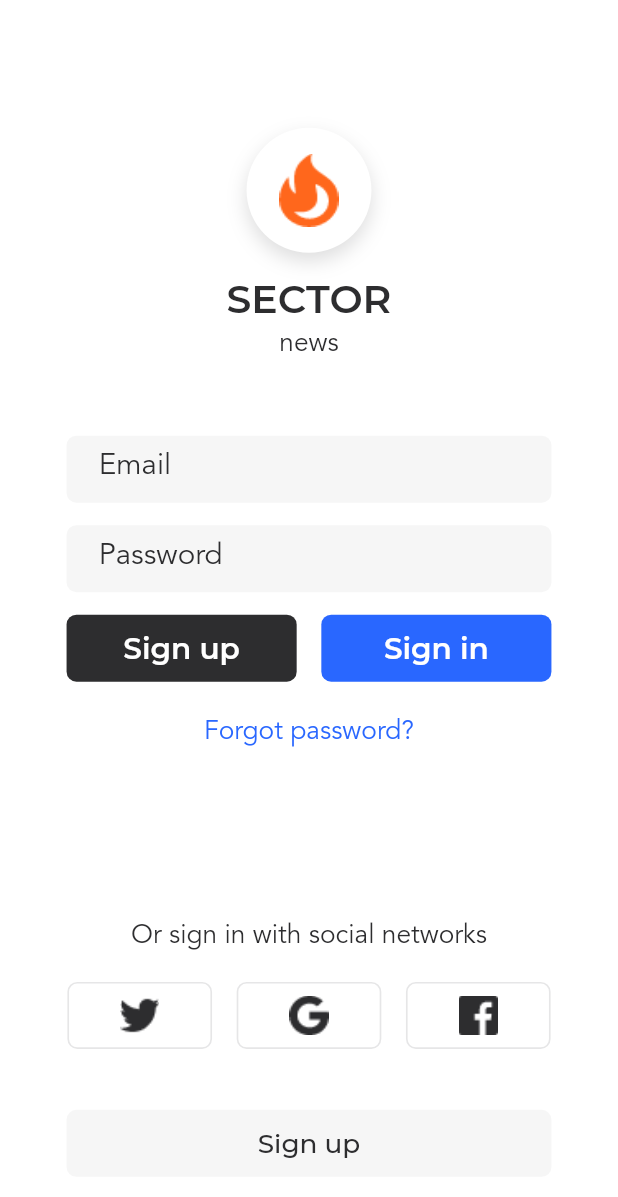
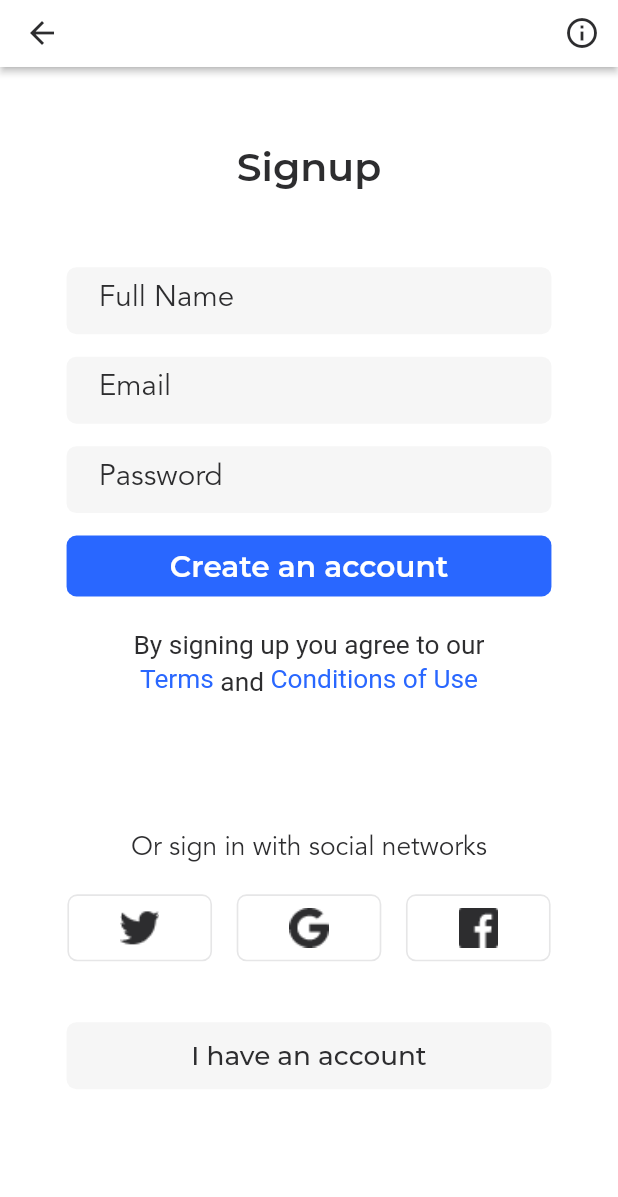
Before and after one commit to liuyousama/flutter_news, a Flutter app: the LYSignInPage screen opened by its route, after a tap on "Sign up", on a phone screen of 412 x 824 dp. Shown: the top 1197 px of the screen. Run offline on Flutter 3.47's test engine with Material 2 defaults, Android fonts, the phone set to English and light mode, and no system bars; our stand-ins replace dio, fluttertoast, shared_preferences; accounts and stored records are empty; Roboto replaces fonts that are missing (Aveni).

Commit message:
【feat】：注册页以及登录页数据校验逻辑

```diff
--- a/lib/core/route/route.dart
+++ b/lib/core/route/route.dart
@@ -1,6 +1,7 @@
 import 'package:flutter/cupertino.dart';
 import 'package:flutter/material.dart';
 import 'package:flutter_news/ui/pages/sign_in/sign_in.dart';
+import 'package:flutter_news/ui/pages/sign_up/sign_up.dart';
 import 'package:flutter_news/ui/pages/welcome/welcome.dart';
 
 class LYRoute {
@@ -8,7 +9,8 @@ class LYRoute {
 
   static final routes = {
     LYWelcomePage.routeName: (context) => LYWelcomePage(),
-    LYSignInPage.routeName: (context) => LYSignInPage()
+    LYSignInPage.routeName: (context) => LYSignInPage(),
+    LYSignUpPage.routeName: (context) => LYSignUpPage()
   };
 
   // ignore: top_level_function_literal_block
--- /dev/null
+++ b/lib/core/utils/validator.dart
@@ -0,0 +1,6 @@
+bool isEmail(String input) {
+  if (input == null || input.isEmpty) return false;
+  // 邮箱正则
+  String regexEmail = "^\\w+([-+.]\\w+)*@\\w+([-.]\\w+)*\\.\\w+([-.]\\w+)*\$";
+  return RegExp(regexEmail).hasMatch(input);
+}
--- a/lib/ui/pages/sign_in/sign_in.dart
+++ b/lib/ui/pages/sign_in/sign_in.dart
@@ -1,6 +1,9 @@
 import 'package:flutter/material.dart';
 import 'package:flutter_news/core/color/color.dart';
 import 'package:flutter_news/core/extensions/extension.dart';
+import 'package:flutter_news/core/utils/validator.dart';
+import 'package:flutter_news/ui/widgets/sign_in_social.dart';
+import 'package:flutter_news/ui/widgets/toast.dart';
 
 class LYSignInPage extends StatefulWidget {
   static const routeName = "/signin";
@@ -13,6 +16,8 @@ class _LYSignInPageState extends State<LYSignInPage> {
   final emailController = TextEditingController();
   final pwdController = TextEditingController();
 
+  var signDisabled = false;
+  var pwdSecure = true;
   @override
   Widget build(BuildContext context) {
     // GestureDetector: 点击界面空白处回收键盘
@@ -22,17 +27,18 @@ class _LYSignInPageState extends State<LYSignInPage> {
         backgroundColor: LYAppColor(context).primaryBackground,
         // SingleChildScrollView: 键盘弹出时，界面可滚动
         body: SingleChildScrollView(
+          physics: ClampingScrollPhysics(),
           child: Column(
             crossAxisAlignment: CrossAxisAlignment.center,
             children: [
               _buildTopLogo(context),
               ..._buildLogoText(context),
-              _buildTextField(context, emailController, "Email", false),
-              _buildTextField(context, pwdController, "Password", true),
+              _buildTextField(context, emailController, true, false),
+              _buildTextField(context, pwdController, false, pwdSecure),
               _buildActionButton(context),
               _buildForgetPwd(context),
-              _buildExplainText(context),
-              _buildSocialLogin(context),
+              SizedBox(height: 110.lyHeight,),
+              SignInSocialWidget(),
               _buildBottomSignUp(context)
             ],
           ),
@@ -90,8 +96,34 @@ class _LYSignInPageState extends State<LYSignInPage> {
   }
   /// 创建两个输入框
   Widget _buildTextField(BuildContext context, TextEditingController controller,
-      String placeholder, bool isSecure)
+      bool isEmail, bool isSecure)
   {
+    final placeholder = isEmail ? "Email" : "Password";
+    final appColor = LYAppColor(context);
+    final suffixIcon = ((controller.text ?? "") == "")
+      ? null
+      : isEmail
+        ? GestureDetector(
+            onTap: (){
+              emailController.text = "";
+              pwdController.text = "";
+              pwdSecure = true;
+              setState(() {});
+            },
+            child: Icon(
+              Icons.close,
+              color: appColor.primaryText,
+            )
+          )
+        : GestureDetector(
+            onTap: (){
+              setState(() {pwdSecure = !pwdSecure;});
+            },
+            child: Icon(
+              Icons.remove_red_eye,
+              color: isSecure?appColor.primaryText:appColor.primaryElement
+            ),
+        );
     final inputDecoration = InputDecoration(
       hintStyle: TextStyle(
         fontFamily: "Avenir",
@@ -101,14 +133,9 @@ class _LYSignInPageState extends State<LYSignInPage> {
       ),
       hintText: placeholder,
       icon: SizedBox(width: 5.lyWidth),
-      // 当输入框中有内容时，出现一个清除按钮
-      suffixIcon: (controller.text != "")
-          ? GestureDetector(
-              child: Icon(Icons.close,color: LYAppColor(context).primaryText),
-              onTap: ()=>setState((){controller.text = "";}),
-            )
-          : null,
-      border: InputBorder.none
+      // 当邮箱输入框中有内容时，出现一个清除按钮，密码输入框中有内容时，出现一个眼图标
+      suffixIcon: suffixIcon,
+      border: InputBorder.none,
     );
 
     return Container(
@@ -148,7 +175,7 @@ class _LYSignInPageState extends State<LYSignInPage> {
             color: LYAppColor(context).thirdElement,
             shape: RoundedRectangleBorder(borderRadius: BorderRadius.circular(6.lyWidth)),
             child: Text("Sign up", style: textStyle),
-            onPressed: ()=>print("登录"),
+            onPressed: _handleSignUp,
           ),
         ),
         Container(
@@ -159,7 +186,7 @@ class _LYSignInPageState extends State<LYSignInPage> {
             color: LYAppColor(context).primaryElement,
             shape: RoundedRectangleBorder(borderRadius: BorderRadius.circular(6.lyWidth)),
             child: Text("Sign in", style: textStyle),
-            onPressed: ()=>print("注册"),
+            onPressed: _handleSignIn,
           ),
         )
       ],
@@ -180,63 +207,10 @@ class _LYSignInPageState extends State<LYSignInPage> {
       ),
     );
   }
-  /// 说明文字
-  Widget _buildExplainText(BuildContext context) {
-    const explainText = "Or sign in with social networks";
-    return Container(
-      margin: EdgeInsets.only(top: 110.lyHeight,bottom: 20.lyHeight),
-      child: Text(explainText, style: TextStyle(
-        fontFamily: "Avenir",
-        fontWeight: FontWeight.normal,
-        fontSize: 16.lyFont,
-        color: LYAppColor(context).primaryText
-      )),
-    );
-  }
-  /// 社交登录按钮
-  Widget _buildSocialLogin(BuildContext context) {
-    final btn = (String icon, String url) {
-      return GestureDetector(
-        onTap: ()=>print("点击了$url"),
-        child: Stack(
-          alignment: Alignment.center,
-          children: [
-            Container(
-              width: 88.lyWidth,
-              height: 44.lyHeight,
-              decoration: BoxDecoration(
-                color: LYAppColor(context).primaryBackground,
-                borderRadius: BorderRadius.circular(6.lyWidth),
-                border: Border.all(
-                  color: LYAppColor(context).borderColor1,
-                  width: 1.lyWidth
-                )
-              ),
-            ),
-            Image.asset("assets/images/$icon.png",
-              height: 24.lyWidth,
-              width: 24.lyWidth,
-              fit: BoxFit.fill,
-            )
-          ]
-
-        ),
-      );
-    };
-
-    return Row(
-      mainAxisAlignment: MainAxisAlignment.center,
-      children: [
-        btn("signin_twitter", "推特"), SizedBox(width: 15.lyWidth,),
-        btn("signin_google", "谷歌"), SizedBox(width: 15.lyWidth,),
-        btn("signin_facebook", "Facebook")
-      ],
-    );
-  }
   /// 底部的注册按钮
   Widget _buildBottomSignUp(BuildContext context) {
     return GestureDetector(
-      onTap: ()=>print("注册"),
+      onTap: _handleSignUp,
       child: Container(
         width: 295.lyWidth,
         height: 44.lyHeight,
@@ -255,4 +229,22 @@ class _LYSignInPageState extends State<LYSignInPage> {
       ),
     );
   }
+
+  _handleSignIn() async {
+    FocusScope.of(context).requestFocus(FocusNode());
+    if (signDisabled) {return;}
+    signDisabled = true;
+    final email = emailController.text;
+    final pwd = pwdController.text;
+    if (!isEmail(email)) {await LYToast.showToast(context, "请输入正确的邮箱地址");signDisabled=false;return;}
+    if (pwd == null||pwd.isEmpty) {await LYToast.showToast(context, "请输入密码");signDisabled=false;return;}
+    if (pwd.length<8||pwd.length>16) {await LYToast.showToast(context, "密码错误");signDisabled=false;return;}
+
+    signDisabled = false;
+    return;
+  }
+
+  _handleSignUp() {
+    Navigator.pushNamed(context, "/sign-up");
+  }
 }
--- /dev/null
+++ b/lib/ui/pages/sign_up/sign_up.dart
@@ -0,0 +1,201 @@
+import 'package:flutter/material.dart';
+import 'package:flutter_news/core/color/color.dart';
+import 'package:flutter_news/core/extensions/extension.dart';
+import 'package:flutter_news/ui/widgets/sign_in_social.dart';
+
+class LYSignUpPage extends StatefulWidget {
+  static const routeName = "/sign-up";
+  @override
+  _LYSignUpPageState createState() => _LYSignUpPageState();
+}
+
+class _LYSignUpPageState extends State<LYSignUpPage> {
+  var nameController = TextEditingController();
+  var emailController = TextEditingController();
+  var pwdController = TextEditingController();
+
+  var pwdSecure = true;
+  @override
+  Widget build(BuildContext context) {
+    // GestureDetector：点击界面退键盘
+    return GestureDetector(
+      onTap: ()=>FocusScope.of(context).requestFocus(FocusNode()),
+      child: Scaffold(
+        backgroundColor: LYAppColor(context).primaryBackground,
+        appBar: _buildAppBar(context),
+        // SingleChildScrollView：键盘弹出可滚动
+        body: SingleChildScrollView(
+          physics: ClampingScrollPhysics(),
+          child: Column(
+            crossAxisAlignment: CrossAxisAlignment.center,
+            children: [
+              _buildHeaderTitle(context),
+              SizedBox(height: 50.lyHeight,),
+              _buildTextField(context, nameController, 0, false),
+              _buildTextField(context, emailController, 1, false),
+              _buildTextField(context, pwdController, 2, pwdSecure),
+              _buildSubmitBtn(context),
+              _buildComplainText(context),
+              SizedBox(height: 88.lyHeight,),
+              SignInSocialWidget(),
+              _buildBottomSignUp(context)
+            ],
+          ),
+        ),
+      ),
+    );
+  }
+
+  AppBar _buildAppBar(BuildContext context) {
+    return AppBar(
+      backgroundColor:LYAppColor(context).primaryBackground,
+      elevation: 2,
+      toolbarHeight: 44.lyHeight,
+      actions: [IconButton(
+        icon: Icon(Icons.info_outline, size: 24, color: LYAppColor(context).primaryText),
+        onPressed: ()=>print("点击了info按钮"),
+      )],
+      leading: IconButton(
+        icon: Icon(Icons.arrow_back, size: 24, color: LYAppColor(context).primaryText,),
+        onPressed: _handlePopToSignUp,
+      ),
+    );
+  }
+
+  Widget _buildHeaderTitle(BuildContext context) {
+    return Container(
+      margin: EdgeInsets.only(top: 50.lyHeight),
+      alignment: Alignment.center,
+      child: Text("Signup", style: TextStyle(
+        fontFamily: "Montserrat",
+        fontWeight: FontWeight.w600,
+        fontSize: 24.lyFont,
+        color: LYAppColor(context).primaryText
+      ),),
+    );
+  }
+
+  Widget _buildTextField(BuildContext context, TextEditingController controller,
+      int index, bool isSecure)
+  {
+    final placeholder = ["Full Name", "Email", "Password"][index];
+    final appColor = LYAppColor(context);
+    final suffixIcon = (index!=2||pwdController.text == null||pwdController.text=="")
+        ? null
+        : GestureDetector(
+          child: Icon(Icons.remove_red_eye, color: isSecure?appColor.primaryText:appColor.primaryElement),
+          onTap: (){setState(() {pwdSecure = !pwdSecure;});},
+        );
+    final inputDecoration = InputDecoration(
+      hintStyle: TextStyle(
+          fontFamily: "Avenir",
+          color: LYAppColor(context).primaryText,
+          fontWeight: FontWeight.normal,
+          fontSize: 18.lyFont
+      ),
+      hintText: placeholder,
+      icon: SizedBox(width: 5.lyWidth),
+      // 当邮箱输入框中有内容时，出现一个清除按钮，密码输入框中有内容时，出现一个眼图标
+      suffixIcon: suffixIcon,
+      border: InputBorder.none,
+    );
+
+    return Container(
+      height: 44.lyHeight,
+      width: 295.lyWidth,
+      margin: EdgeInsets.only(bottom: 15),
+      decoration: BoxDecoration(
+        borderRadius: BorderRadius.circular(6.lyWidth),
+        color: LYAppColor(context).secondaryElement,
+      ),
+      child: TextField(
+        decoration: inputDecoration,
+        controller: controller,
+        obscureText: isSecure,
+        onChanged: (_)=>setState((){}),
+        onEditingComplete: ()=>FocusScope.of(context).requestFocus(FocusNode()),
+        onSubmitted: (_)=>FocusScope.of(context).requestFocus(FocusNode()),
+      ),
+    );
+  }
+
+  Widget _buildSubmitBtn(BuildContext context) {
+    return Container(
+      height: 40.lyHeight,
+      width: 295.lyWidth,
+      child: FlatButton(
+        onPressed: ()=>print("注册"),
+        color: LYAppColor(context).primaryElement,
+        shape: RoundedRectangleBorder(borderRadius: BorderRadius.circular(6.lyWidth)),
+        child: Text("Create an account", style: TextStyle(
+          fontFamily: "Montserrat",
+          color: LYAppColor(context).primaryElementText,
+          fontWeight: FontWeight.w600,
+          fontSize: 18.lyFont
+        ),),
+      ),
+    );
+  }
+
+  Widget _buildComplainText(BuildContext context) {
+    final normalStyle = TextStyle(
+      fontFamily: "Aveni",
+      fontSize: 16.lyFont,
+      fontWeight: FontWeight.normal,
+      color: LYAppColor(context).primaryText,
+      height: 1.3.lyHeight
+    );
+    final highlightStyle = normalStyle.copyWith(
+      color: LYAppColor(context).primaryElement
+    );
+
+    return Container(
+      margin: EdgeInsets.only(top: 20.lyHeight),
+      width: 295.lyWidth,
+      height: 44.lyHeight,
+      child: Text.rich(
+        TextSpan(
+          children: [
+            TextSpan(text: "By signing up you agree to our\n", style: normalStyle),
+            WidgetSpan(child: GestureDetector(
+              onTap: ()=>print("点击了Terms"),
+              child: Text("Terms", style: highlightStyle,),
+            )),
+            TextSpan(text: " and ", style: normalStyle),
+            WidgetSpan(child: GestureDetector(
+              onTap: ()=>print("点击了Conditions of Use"),
+              child: Text("Conditions of Use", style: highlightStyle),
+            ))
+          ],
+        ),
+        textAlign: TextAlign.center,
+      ),
+    );
+  }
+
+  Widget _buildBottomSignUp(BuildContext context) {
+    return GestureDetector(
+      onTap: _handlePopToSignUp,
+      child: Container(
+        width: 295.lyWidth,
+        height: 44.lyHeight,
+        alignment: Alignment.center,
+        margin: EdgeInsets.only(top: 40.lyHeight),
+        decoration: BoxDecoration(
+            color: LYAppColor(context).secondaryElement,
+            borderRadius: BorderRadius.circular(6.lyWidth)
+        ),
+        child: Text("I have an account", style: TextStyle(
+            fontFamily: "Montserrat",
+            fontWeight: FontWeight.w500,
+            color: LYAppColor(context).primaryText,
+            fontSize: 16.lyFont
+        )),
+      ),
+    );
+  }
+
+  _handlePopToSignUp() {
+    Navigator.pop(context);
+  }
+}
--- /dev/null
+++ b/lib/ui/widgets/sign_in_social.dart
@@ -0,0 +1,69 @@
+import 'package:flutter/material.dart';
+import 'package:flutter_news/core/color/color.dart';
+import 'package:flutter_news/core/extensions/extension.dart';
+
+class SignInSocialWidget extends StatelessWidget {
+  @override
+  Widget build(BuildContext context) {
+    return Column(
+      children: [
+        _buildExplainText(context),
+        _buildSocialLogin(context)
+      ],
+    );
+  }
+
+  /// 说明文字
+  Widget _buildExplainText(BuildContext context) {
+    const explainText = "Or sign in with social networks";
+    return Container(
+      margin: EdgeInsets.only(bottom: 20.lyHeight),
+      child: Text(explainText, style: TextStyle(
+          fontFamily: "Avenir",
+          fontWeight: FontWeight.normal,
+          fontSize: 16.lyFont,
+          color: LYAppColor(context).primaryText
+      )),
+    );
+  }
+  /// 社交登录按钮
+  Widget _buildSocialLogin(BuildContext context) {
+    final btn = (String icon, String url) {
+      return GestureDetector(
+        onTap: ()=>print("点击了$url"),
+        child: Stack(
+            alignment: Alignment.center,
+            children: [
+              Container(
+                width: 88.lyWidth,
+                height: 44.lyHeight,
+                decoration: BoxDecoration(
+                    color: LYAppColor(context).primaryBackground,
+                    borderRadius: BorderRadius.circular(6.lyWidth),
+                    border: Border.all(
+                        color: LYAppColor(context).borderColor1,
+                        width: 1.lyWidth
+                    )
+                ),
+              ),
+              Image.asset("assets/images/$icon.png",
+                height: 24.lyWidth,
+                width: 24.lyWidth,
+                fit: BoxFit.fill,
+              )
+            ]
+
+        ),
+      );
+    };
+
+    return Row(
+      mainAxisAlignment: MainAxisAlignment.center,
+      children: [
+        btn("signin_twitter", "推特"), SizedBox(width: 15.lyWidth,),
+        btn("signin_google", "谷歌"), SizedBox(width: 15.lyWidth,),
+        btn("signin_facebook", "Facebook")
+      ],
+    );
+  }
+}
--- /dev/null
+++ b/lib/ui/widgets/toast.dart
@@ -0,0 +1,34 @@
+import 'package:flutter/material.dart';
+import 'package:flutter_news/core/color/color.dart';
+import 'package:fluttertoast/fluttertoast.dart';
+import 'package:flutter_news/core/extensions/extension.dart';
+
+class LYToast {
+  static Widget _buildToast(BuildContext context, String message) {
+    return Container(
+      margin: EdgeInsets.symmetric(vertical: 30),
+      padding: EdgeInsets.symmetric(horizontal: 20, vertical: 5),
+      height: 40,
+      decoration: BoxDecoration(
+        color: Colors.black87,
+        borderRadius: BorderRadius.circular(20),
+      ),
+      child: Text(message,style: TextStyle(
+        fontSize: 20.lyFont,
+        color: Colors.white,
+        fontWeight: FontWeight.w500
+      ),),
+    );
+  }
+
+  static Future showToast(BuildContext context, String message) async {
+    final fToast = FToast(context);
+    fToast.removeQueuedCustomToasts();
+    fToast.showToast(
+      toastDuration: Duration(seconds: 1),
+      gravity: ToastGravity.BOTTOM,
+      child: _buildToast(context, message)
+    );
+    return Future.delayed(Duration(seconds: 1));
+  }
+}
--- a/pubspec.yaml
+++ b/pubspec.yaml
@@ -28,7 +28,11 @@ dependencies:
   # The following adds the Cupertino Icons font to your application.
   # Use with the CupertinoIcons class for iOS style icons.
   cupertino_icons: ^0.1.3
+  # 网络请求
   dio: ^3.0.10
+  # 消息提示弹框
+  fluttertoast: ^7.0.4
+  # 本地存储
   shared_preferences: ^0.5.10
 dev_dependencies:
   flutter_test:
```
Also changed, not shown: pubspec.lock, 2 other files.
